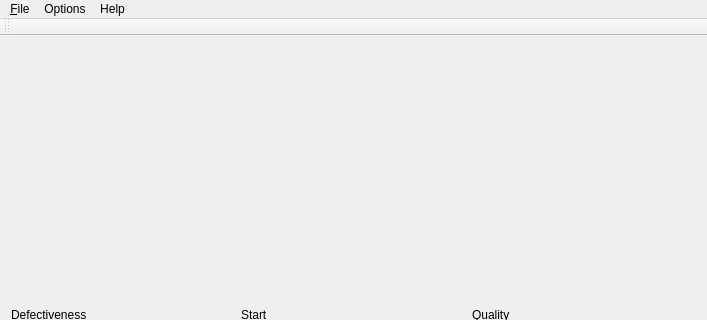
Above: qlitch/mainwindow.ui from 607011/qlitch before the change; both pictures show x 0 to 707 and y 0 to 320 of the 707 by 636 pixel window. Below: the same form after it.
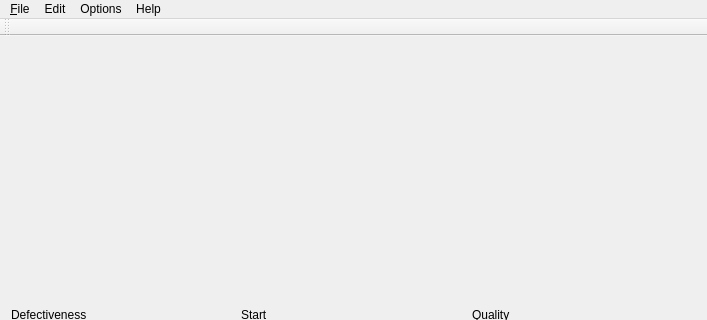
That is the form after the change.

The edit to the form file:
```diff
--- a/qlitch/mainwindow.ui
+++ b/qlitch/mainwindow.ui
@@ -130,7 +130,15 @@
     <addaction name="actionAbout"/>
     <addaction name="actionAboutQt"/>
    </widget>
+   <widget class="QMenu" name="menuEdit">
+    <property name="title">
+     <string>Edit</string>
+    </property>
+    <addaction name="actionCopyImageToClipboard"/>
+    <addaction name="actionPasteImageFromClipboard"/>
+   </widget>
    <addaction name="menu_File"/>
+   <addaction name="menuEdit"/>
    <addaction name="menuOptions"/>
    <addaction name="menuHelp"/>
   </widget>
```
Left out of the diff: 16 changed lines with no effect on the pictures.
